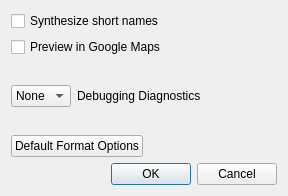
Old version of the form gui/advui.ui in the repository GPSBabel/gpsbabel.
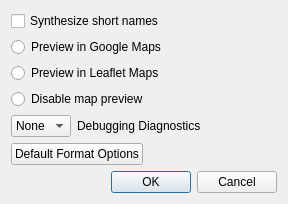
New version of the form.

Commit message: Leaflet Map Integration and GUI Improvements (#1498)

Patch:
```diff
--- a/gui/advui.ui
+++ b/gui/advui.ui
@@ -25,13 +25,42 @@
     </widget>
    </item>
    <item>
-    <widget class="QCheckBox" name="previewGmap">
+    <widget class="QRadioButton" name="previewGmap">
      <property name="toolTip">
       <string>Enable this is the File Menu, Preferences Item, Privacy tab.</string>
      </property>
      <property name="text">
       <string>Preview in Google Maps</string>
      </property>
+     <attribute name="buttonGroup">
+      <string notr="true">advMapPreviewButtonGroup</string>
+     </attribute>
+    </widget>
+   </item>
+   <item>
+    <widget class="QRadioButton" name="previewLeaflet">
+     <property name="toolTip">
+      <string>Enable this is the File Menu, Preferences Item, Privacy tab.</string>
+     </property>
+     <property name="text">
+      <string>Preview in Leaflet Maps</string>
+     </property>
+     <attribute name="buttonGroup">
+      <string notr="true">advMapPreviewButtonGroup</string>
+     </attribute>
+    </widget>
+   </item>
+   <item>
+    <widget class="QRadioButton" name="previewDisable">
+     <property name="toolTip">
+      <string>Disable map preview.</string>
+     </property>
+     <property name="text">
+      <string>Disable map preview</string>
+     </property>
+     <attribute name="buttonGroup">
+      <string notr="true">advMapPreviewButtonGroup</string>
+     </attribute>
     </widget>
    </item>
    <item>
```
The commit also changes 41 other files.
